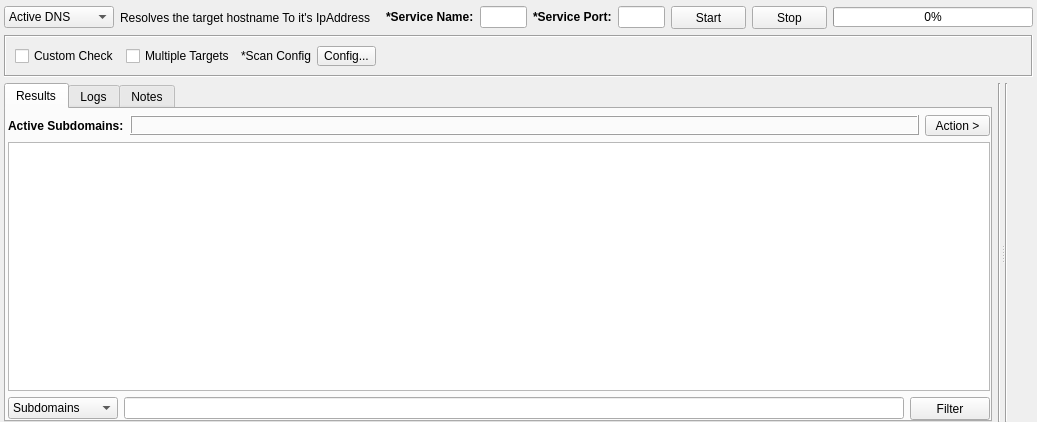
This is sub3suite/src/engines/active/Active.ui in 3nock/OTE as Qt 5 draws it before an edit. The edited form follows.
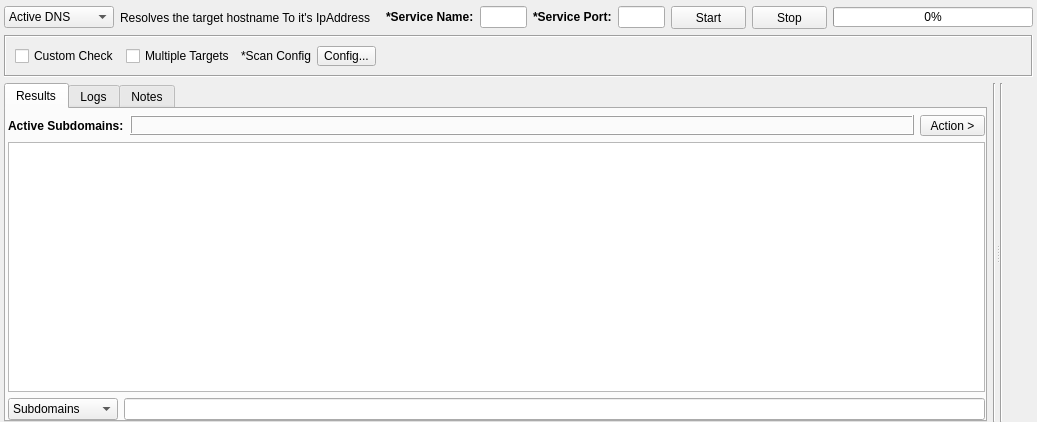
This is the edited form. Custom widgets are drawn as their Qt base class.

Patch:
```diff
--- a/sub3suite/src/engines/active/Active.ui
+++ b/sub3suite/src/engines/active/Active.ui
@@ -589,19 +589,6 @@
              <item>
               <widget class="QLineEdit" name="lineEditFilter"/>
              </item>
-             <item>
-              <widget class="QPushButton" name="buttonFilter">
-               <property name="minimumSize">
-                <size>
-                 <width>75</width>
-                 <height>23</height>
-                </size>
-               </property>
-               <property name="text">
-                <string>Filter</string>
-               </property>
-              </widget>
-             </item>
             </layout>
            </item>
           </layout>
```
